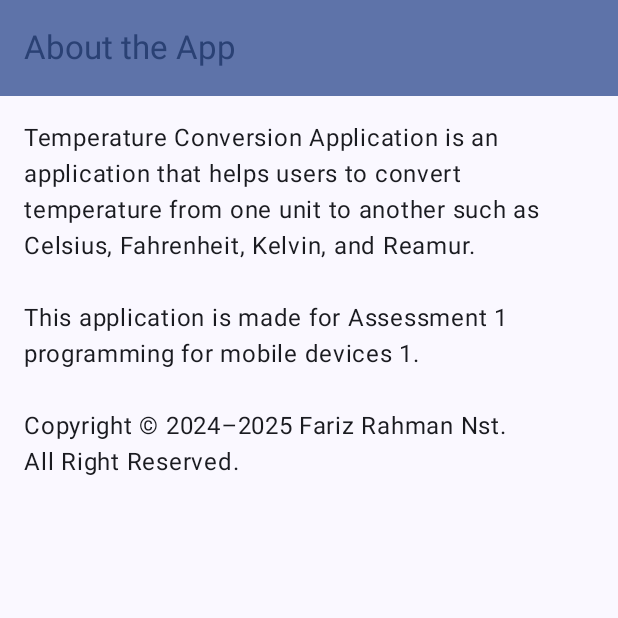
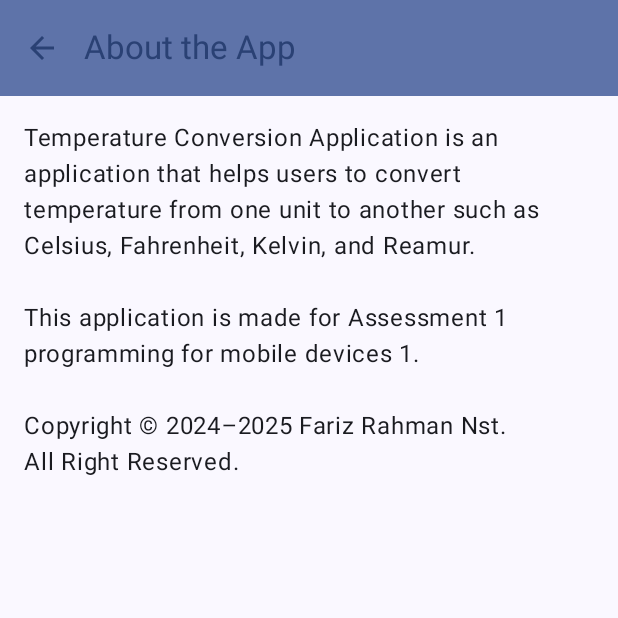
Before and after one commit to fariz1406/Mini-Project1-MobPro1, an Android app built with Jetpack Compose: the AboutScreen screen opened through its navigation route, on a phone screen of 412 x 824 dp, the top half of it. Run offline under Robolectric (Android 15) with nearby library versions, the phone set to English and light mode, and no system bars.

Commit message:
Membuat navigasi dengan tombol Up

```diff
--- a/app/src/main/java/com/fariznst0075/assesment1/navigation/NavGraph.kt
+++ b/app/src/main/java/com/fariznst0075/assesment1/navigation/NavGraph.kt
@@ -18,7 +18,7 @@ fun SetupNavGraph(navController: NavHostController = rememberNavController()){
             MainScreen(navController)
         }
         composable(route = Screen.About.route) {
-            AboutScreen()
+            AboutScreen(navController)
         }    }
 
 }
--- a/app/src/main/java/com/fariznst0075/assesment1/ui/screen/AboutScreen.kt
+++ b/app/src/main/java/com/fariznst0075/assesment1/ui/screen/AboutScreen.kt
@@ -2,7 +2,11 @@ package com.fariznst0075.assesment1.ui.screen
 
 import android.content.res.Configuration
 import androidx.compose.foundation.layout.padding
+import androidx.compose.material.icons.Icons
+import androidx.compose.material.icons.automirrored.filled.ArrowBack
 import androidx.compose.material3.ExperimentalMaterial3Api
+import androidx.compose.material3.Icon
+import androidx.compose.material3.IconButton
 import androidx.compose.material3.MaterialTheme
 import androidx.compose.material3.Scaffold
 import androidx.compose.material3.Text
@@ -13,15 +17,27 @@ import androidx.compose.ui.Modifier
 import androidx.compose.ui.res.stringResource
 import androidx.compose.ui.tooling.preview.Preview
 import androidx.compose.ui.unit.dp
+import androidx.navigation.NavController
+import androidx.navigation.NavHostController
+import androidx.navigation.compose.rememberNavController
 import com.fariznst0075.assesment1.R
 import com.fariznst0075.assesment1.ui.theme.Assesment1Theme
 
 @OptIn(ExperimentalMaterial3Api::class)
 @Composable
-fun AboutScreen() {
+fun AboutScreen(navController: NavHostController) {
     Scaffold(
         topBar = {
             TopAppBar(
+                navigationIcon = {
+                    IconButton(onClick = {navController.popBackStack()}) {
+                        Icon(
+                            imageVector = Icons.AutoMirrored.Filled.ArrowBack,
+                            contentDescription = stringResource(R.string.back),
+                            tint = MaterialTheme.colorScheme.primary
+                        )
+                    }
+                },
                 title = {
                     Text(text = stringResource(id = R.string.about))
                 },
@@ -43,6 +59,6 @@ fun AboutScreen() {
 @Composable
 fun AboutScreenPreview() {
     Assesment1Theme {
-        AboutScreen()
+        AboutScreen(rememberNavController())
     }
 }
--- a/app/src/main/res/values/strings.xml
+++ b/app/src/main/res/values/strings.xml
@@ -9,4 +9,5 @@
     <string name="validation_input">Invalid input</string>
     <string name="about">About the App</string>
     <string name="copyright">Temperature Conversion Application is an application that helps users to convert temperature from one unit to another such as Celsius, Fahrenheit, Kelvin, and Reamur. \n \nThis application is made for Assessment 1 programming for mobile devices 1. \n\nCopyright © 2024–2025 Fariz Rahman Nst. \nAll Right Reserved.</string>
+    <string name="back">Back</string>
 </resources>
```
Also changed, not shown: 1 other file.
